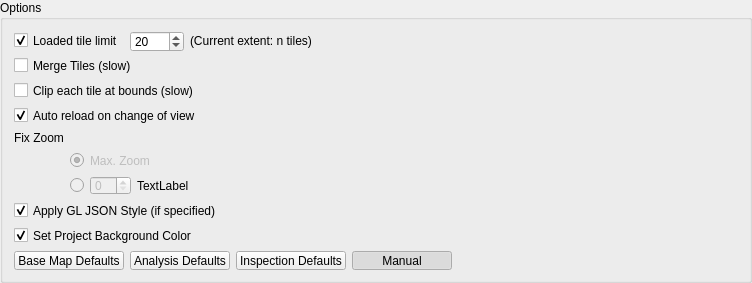
Old version of the form ui/options.ui in the repository geometalab/Vector-Tiles-Reader-QGIS-Plugin.
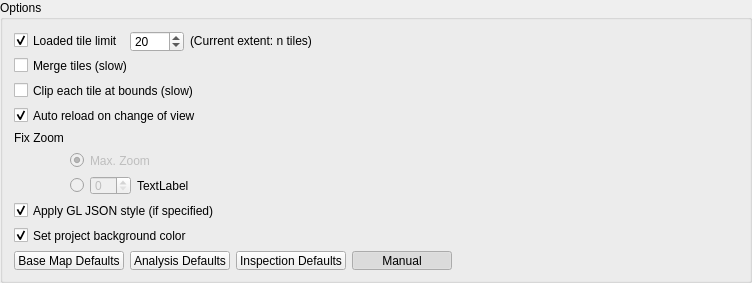
New version of the form.

Commit message: lower case for all texts

```diff
--- a/ui/options.ui
+++ b/ui/options.ui
@@ -58,7 +58,7 @@
       <string>Apply a build-in, predefined QGIS style made for OpenMapTiles (instead of random QGIS default style)</string>
      </property>
      <property name="text">
-      <string>Apply GL JSON Style (if specified)</string>
+      <string>Apply GL JSON style (if specified)</string>
      </property>
      <property name="checked">
       <bool>true</bool>
@@ -68,7 +68,7 @@
    <item row="2" column="0" colspan="2">
     <widget class="QCheckBox" name="chkMergeTiles">
      <property name="text">
-      <string>Merge Tiles (slow)</string>
+      <string>Merge tiles (slow)</string>
      </property>
      <property name="checked">
       <bool>false</bool>
@@ -302,7 +302,7 @@
    <item row="10" column="0" colspan="2">
     <widget class="QCheckBox" name="chkSetBackgroundColor">
      <property name="text">
-      <string>Set Project Background Color</string>
+      <string>Set project background color</string>
      </property>
      <property name="checked">
       <bool>true</bool>
```
The commit also changes 2 other files.
